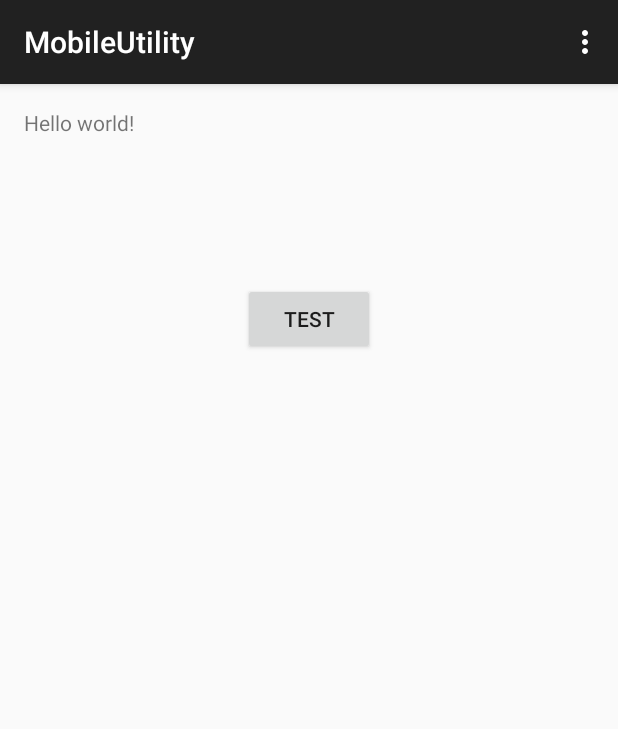
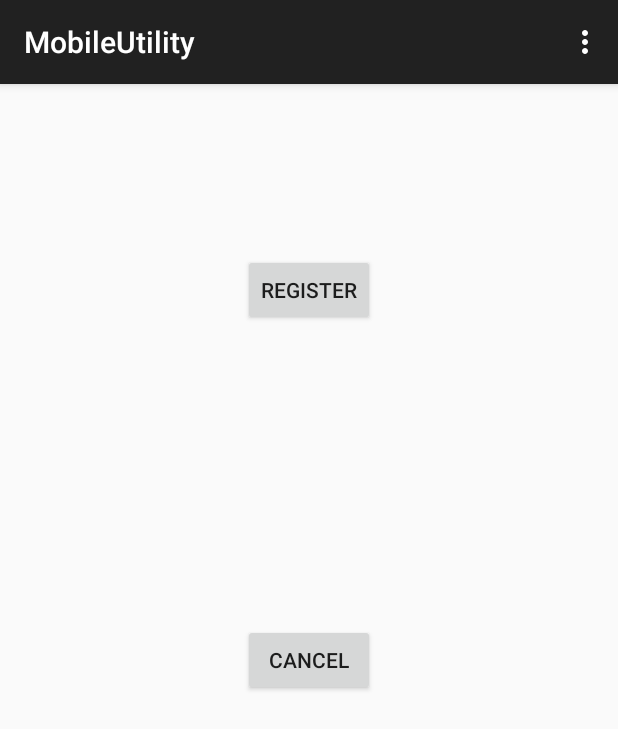
Before and after one commit to nhducit/MobileUtility, an Android app: the screen it shows after launch (MainActivity), in the options menu, after a tap on "Settings", on a phone screen of 412 x 824 dp. Shown: the top 729 px of the screen. Run offline under Robolectric (Android 15) with nearby library versions, the phone set to English and light mode, and no system bars; libraries missing offline, so code that uses them is left out: io.realm; 13 statements that could not run were skipped.

Commit message:
add methods

```diff
--- a/app/src/main/AndroidManifest.xml
+++ b/app/src/main/AndroidManifest.xml
@@ -1,12 +1,13 @@
 <?xml version="1.0" encoding="utf-8"?>
 <manifest xmlns:android="http://schemas.android.com/apk/res/android"
     package="com.ducnh.mobileutility.app" >
-
+    <uses-permission android:name="ANDROID.PERMISSION.SEND_SMS"/>
     <application
         android:allowBackup="true"
         android:icon="@drawable/ic_launcher"
         android:label="@string/app_name"
-        android:theme="@style/AppTheme" >
+        android:theme="@style/AppTheme"
+        android:name=".logic.MobileUtilityApplication">
         <activity
             android:name=".MainActivity"
             android:label="@string/app_name" >
--- a/app/src/main/java/com/ducnh/mobileutility/app/Constant.java
+++ b/app/src/main/java/com/ducnh/mobileutility/app/Constant.java
@@ -12,4 +12,8 @@ public class Constant {
     public static String PACKAGE_FEE = "packageFee";
     public static String CUSTOM_NUMBER = "customNumber";
     public static String MESSAGE_CONTENT = "messageContent";
+    public static String REGISTER = "register";
+    public static String CANCEL = "cancel";
+    public static String CHECK = "check";
+    public static String TUTORIAL = "tutorial";
 }
--- a/app/src/main/java/com/ducnh/mobileutility/app/MainActivity.java
+++ b/app/src/main/java/com/ducnh/mobileutility/app/MainActivity.java
@@ -8,22 +8,18 @@ import android.view.MenuItem;
 import android.view.View;
 import android.widget.Button;
 import android.widget.TextView;
-import android.widget.Toast;
-import com.ducnh.mobileutility.app.logic.ActionInvocation;
+import com.ducnh.mobileutility.app.logic.ActionFactory;
+import com.ducnh.mobileutility.app.logic.ActionPrototype;
 import com.ducnh.mobileutility.app.model.Action;
 import com.ducnh.mobileutility.app.model.PromotionPackage;
 import io.realm.Realm;
 import io.realm.RealmResults;
 
-import java.io.File;
-import java.io.FileOutputStream;
 import java.io.IOException;
 import java.io.InputStream;
 
 
 public class MainActivity extends ActionBarActivity {
-
-    private String LOG_TAG = "MobileUtility";
 
 
     private String VENDOR = "vendor";
@@ -33,14 +29,14 @@ public class MainActivity extends ActionBarActivity {
     private String PACKAGE_FEE = "packageFee";
     private String CUSTOM_NUMBER = "customNumber";
     private String MESSAGE_CONTENT = "messageContent";
-
+    private ActionFactory actionFactory = new ActionFactory();
     //
 
     private Realm realm;
 
     //
-    Button testButton;
-    TextView textView;
+    Button registerButton;
+    Button cancelButton;
 
     @Override
     protected void onCreate(Bundle savedInstanceState) {
@@ -51,24 +47,32 @@ public class MainActivity extends ActionBarActivity {
             //TODO: remove deleteRealmFile when publish this application
             Realm.deleteRealmFile(this);
             realm = Realm.getInstance(this);
-
         } catch (Exception e) {
-            Log.i(LOG_TAG, "Can not get instance of Realm, need migration");
+            Log.i(Constant.LOG_TAG, "Can not get instance of Realm, need migration");
             e.printStackTrace();
         }
         initialDatabase();
-        testButton = (Button) findViewById(R.id.testButton);
-        textView = (TextView) findViewById(R.id.packageTextVIew);
-        testButton.setOnClickListener(new View.OnClickListener() {
+        registerButton = (Button) findViewById(R.id.registerButton);
+        cancelButton = (Button) findViewById(R.id.cancelButton);
+        registerButton.setOnClickListener(new View.OnClickListener() {
             @Override
             public void onClick(View v) {
-                textView.setText("");
-                //printAllPackage(textView);
+                PromotionPackage promotionPackage = realm.where(PromotionPackage.class).equalTo(Constant
+                        .PACKAGE_NAME, "vt100", false).findFirst();
+                ActionPrototype registerVt100 = actionFactory.getActionPrototype(promotionPackage, Constant.REGISTER);
+                registerVt100.doAction();
+            }
+        });
+        cancelButton.setOnClickListener(new View.OnClickListener() {
+            @Override
+            public void onClick(View v) {
+                PromotionPackage promotionPackage = realm.where(PromotionPackage.class).equalTo(Constant
+                        .PACKAGE_NAME, "vt100", false).findFirst();
+                ActionPrototype cancelVt100 = actionFactory.getActionPrototype(promotionPackage, Constant.CANCEL);
+                cancelVt100.doAction();
             }
         });
     }
-
-
 
 
     public void initialDatabase() {
@@ -128,14 +132,14 @@ public class MainActivity extends ActionBarActivity {
         RealmResults<PromotionPackage> promotionPackages = realm.where(PromotionPackage.class).findAll();
         for (PromotionPackage promotionPackage : promotionPackages) {
             textView.setText(textView.getText() + promotionPackage.toString());
-            ActionInvocation actionInvocation = new ActionInvocation(promotionPackage, realm);
-            boolean actionResult = true; //actionInvocation.register();
-            if(actionResult){
-                Toast.makeText(getApplicationContext(), "Register successfully", Toast.LENGTH_LONG).show();
-            }else{
-                Toast.makeText(getApplicationContext(), "Register Failed", Toast.LENGTH_LONG).show();
-            }
-            Log.i("MU---" , promotionPackage.toString());
+            //ActionInvocation actionInvocation = new ActionInvocation(promotionPackage, realm);
+            //boolean actionResult = actionInvocation.register();
+//            if(actionResult){
+//                Toast.makeText(getApplicationContext(), "Register successfully!", Toast.LENGTH_LONG).show();
+//            }else{
+//                Toast.makeText(getApplicationContext(), "Register Failed!", Toast.LENGTH_LONG).show();
+//            }
+            Log.i("MU---", promotionPackage.toString());
         }
     }
 
--- /dev/null
+++ b/app/src/main/java/com/ducnh/mobileutility/app/logic/ActionFactory.java
@@ -0,0 +1,26 @@
+package com.ducnh.mobileutility.app.logic;
+
+import com.ducnh.mobileutility.app.Constant;
+import com.ducnh.mobileutility.app.model.PromotionPackage;
+
+/**
+ * Created by JackMap on 2/8/2015.
+ */
+public class ActionFactory {
+
+    public ActionPrototype getActionPrototype(PromotionPackage promotionPackage,String actionType){
+        if(actionType == null){
+            return null;
+        }
+        if(actionType.equalsIgnoreCase(Constant.REGISTER)){
+            return new RegisterAction(promotionPackage);
+        }else if(actionType.equalsIgnoreCase(Constant.CANCEL)){
+            return new CancelAction(promotionPackage);
+        }else if(actionType.equalsIgnoreCase(Constant.CHECK)){
+            return new CheckAction(promotionPackage);
+        }else if(actionType.equalsIgnoreCase(Constant.TUTORIAL)){
+            return new TutorialAction(promotionPackage);
+        }
+        return null;
+    }
+}
--- /dev/null
+++ b/app/src/main/java/com/ducnh/mobileutility/app/logic/ActionPrototype.java
@@ -0,0 +1,11 @@
+package com.ducnh.mobileutility.app.logic;
+
+import com.ducnh.mobileutility.app.model.Action;
+import com.ducnh.mobileutility.app.model.PromotionPackage;
+
+/**
+ * Created by JackMap on 2/8/2015.
+ */
+public interface ActionPrototype {
+    public boolean doAction();
+}
--- /dev/null
+++ b/app/src/main/java/com/ducnh/mobileutility/app/logic/CancelAction.java
@@ -0,0 +1,44 @@
+package com.ducnh.mobileutility.app.logic;
+
+import com.ducnh.mobileutility.app.Constant;
+import com.ducnh.mobileutility.app.model.Action;
+import com.ducnh.mobileutility.app.model.PromotionPackage;
+import io.realm.Realm;
+
+/**
+ * Created by JackMap on 2/8/2015.
+ */
+public class CancelAction implements ActionPrototype {
+    private PromotionPackage promotionPackage;
+
+
+    @Override
+    public boolean doAction() {
+        return ActionUtility.doAction(promotionPackage, Constant.CANCEL);
+    }
+
+    //<editor-fold desc="Constructor">
+    public CancelAction(PromotionPackage promotionPackage) {
+
+        this.promotionPackage = promotionPackage;
+
+    }
+
+    public CancelAction() {
+    }
+
+    //</editor-fold>
+
+
+    //<editor-fold desc="getter and setter">
+    public PromotionPackage getPromotionPackage() {
+        return promotionPackage;
+    }
+
+    public void setPromotionPackage(PromotionPackage promotionPackage) {
+        this.promotionPackage = promotionPackage;
+    }
+
+
+    //</editor-fold>
+}
--- /dev/null
+++ b/app/src/main/java/com/ducnh/mobileutility/app/logic/MobileUtilityApplication.java
@@ -0,0 +1,23 @@
+package com.ducnh.mobileutility.app.logic;
+
+import android.app.Application;
+import android.content.Context;
+
+/**
+ * Created by JackMap on 2/8/2015.
+ */
+public class MobileUtilityApplication extends Application {
+    private static Context context;
+
+    @Override
+    public void onCreate(){
+        super.onCreate();
+        MobileUtilityApplication.context = getApplicationContext();
+
+    }
+
+    public static Context getContext() {
+        return context;
+    }
+
+}
--- a/app/src/main/res/layout/activity_main.xml
+++ b/app/src/main/res/layout/activity_main.xml
@@ -4,25 +4,21 @@
     android:paddingRight="@dimen/activity_horizontal_margin" android:paddingTop="@dimen/activity_vertical_margin"
     android:paddingBottom="@dimen/activity_vertical_margin" tools:context=".MainActivity">
 
-    <TextView android:text="@string/hello_world" android:layout_width="wrap_content"
-        android:layout_height="wrap_content"
-        android:id="@+id/textView2" />
-
-    <TextView
+    <Button
         android:layout_width="wrap_content"
         android:layout_height="wrap_content"
-        android:text="New Text"
-        android:id="@+id/packageTextVIew"
-        android:layout_centerVertical="true"
-        android:layout_centerHorizontal="true" />
+        android:text="Register"
+        android:id="@+id/registerButton"
+        android:layout_centerHorizontal="true"
+        android:layout_marginTop="97dp" />
 
     <Button
         android:layout_width="wrap_content"
         android:layout_height="wrap_content"
-        android:text="Test"
-        android:id="@+id/testButton"
-        android:layout_below="@+id/textView2"
-        android:layout_centerHorizontal="true"
-        android:layout_marginTop="97dp" />
+        android:text="Cancel"
+        android:id="@+id/cancelButton"
+        android:layout_centerVertical="true"
+        android:layout_alignLeft="@+id/registerButton"
+        android:layout_alignStart="@+id/registerButton" />
 
 </RelativeLayout>
```
Also changed, not shown: app/src/main/java/com/ducnh/mobileutility/app/logic/ActionInvocation.java (deleted, +0 -70 lines), app/src/main/java/com/ducnh/mobileutility/app/logic/ActionUtility.java (added, +55 -0 lines), app/src/main/java/com/ducnh/mobileutility/app/logic/CheckAction.java (added, +45 -0 lines), app/src/main/java/com/ducnh/mobileutility/app/logic/RegisterAction.java (added, +43 -0 lines), app/src/main/java/com/ducnh/mobileutility/app/logic/TutorialAction.java (added, +43 -0 lines).
